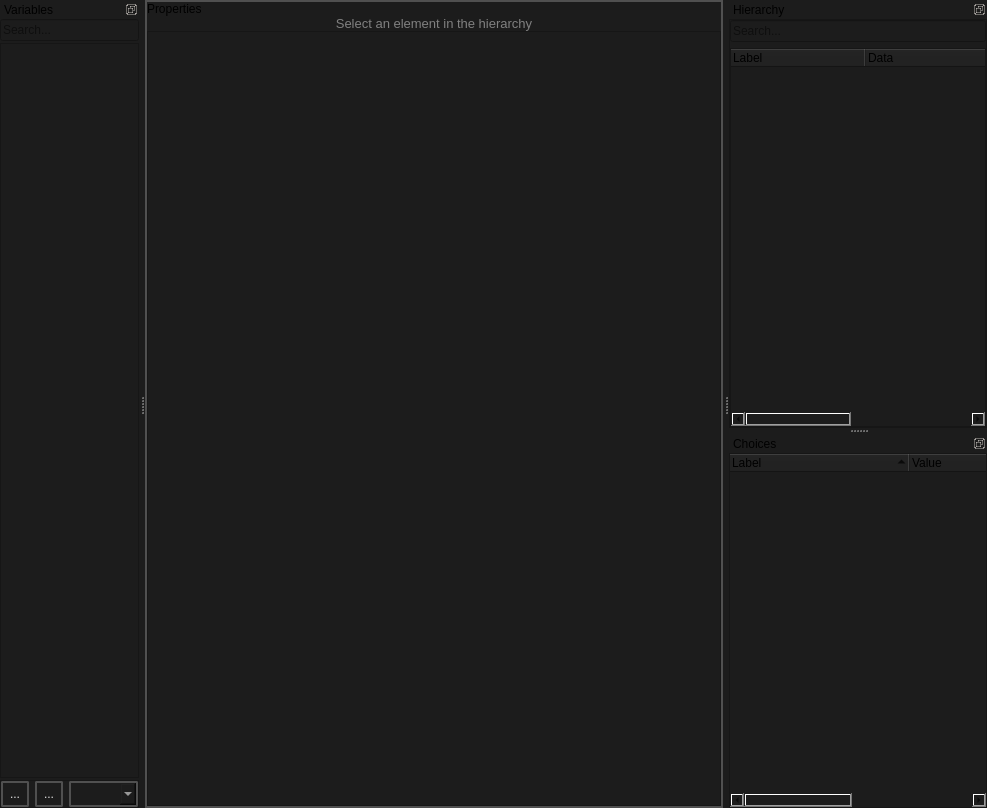
dertwist/Hammer5Tools, file src/smartprop_editor/document.ui: the form before one commit.
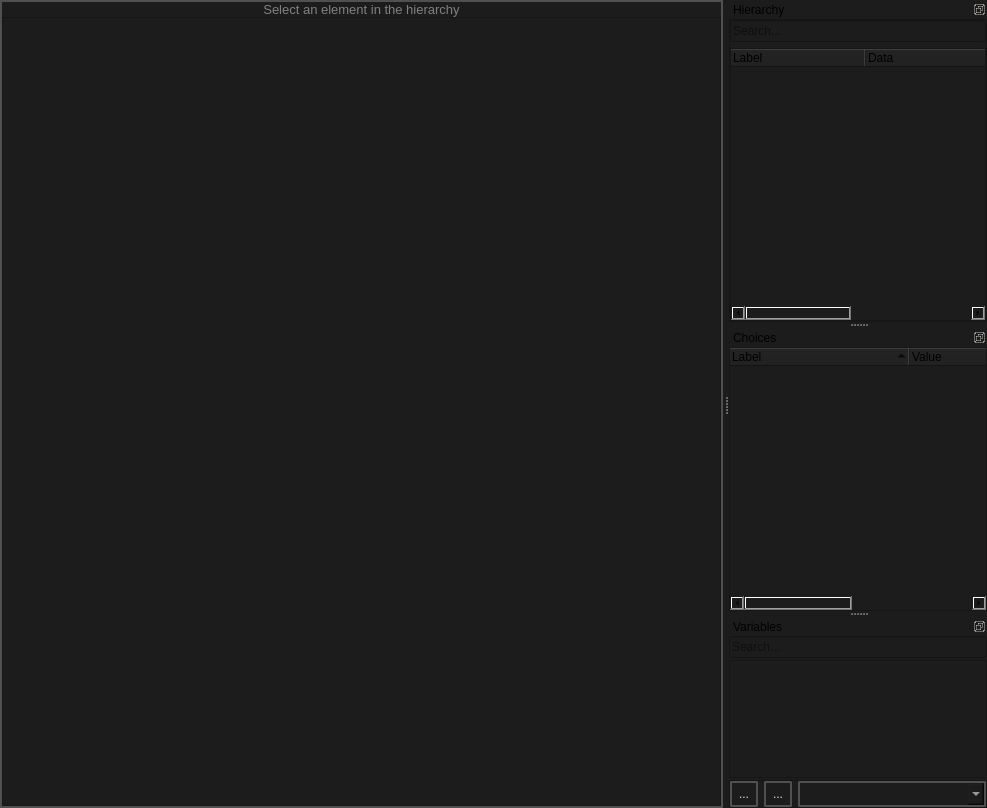
The form after the commit. Icons and pictures are not drawn.

```diff
--- a/src/smartprop_editor/document.ui
+++ b/src/smartprop_editor/document.ui
@@ -69,18 +69,6 @@
        <property name="bottomMargin">
         <number>0</number>
        </property>
-       <item>
-        <widget class="QLabel" name="label">
-         <property name="font">
-          <font>
-           <pointsize>9</pointsize>
-          </font>
-         </property>
-         <property name="text">
-          <string>Properties</string>
-         </property>
-        </widget>
-       </item>
        <item>
         <widget class="QScrollArea" name="PropertiesArea">
          <property name="focusPolicy">
@@ -105,8 +93,8 @@
            <rect>
             <x>0</x>
             <y>0</y>
-            <width>459</width>
-            <height>788</height>
+            <width>721</width>
+            <height>804</height>
            </rect>
           </property>
           <property name="styleSheet">
@@ -407,7 +395,7 @@
     <string>Variables</string>
    </property>
    <attribute name="dockWidgetArea">
-    <number>1</number>
+    <number>2</number>
    </attribute>
    <widget class="QWidget" name="dockWidgetContents">
     <layout class="QVBoxLayout" name="verticalLayout_7">
@@ -443,8 +431,8 @@
          <rect>
           <x>0</x>
           <y>0</y>
-          <width>207</width>
-          <height>728</height>
+          <width>256</width>
+          <height>100</height>
          </rect>
         </property>
         <property name="styleSheet">
```
